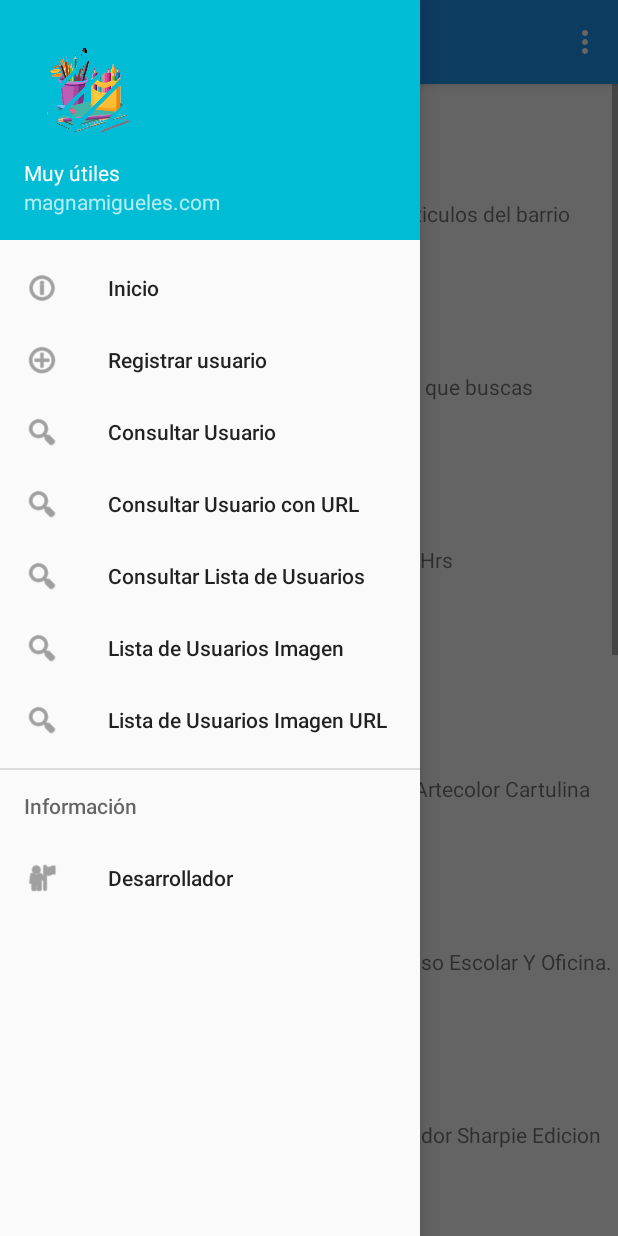
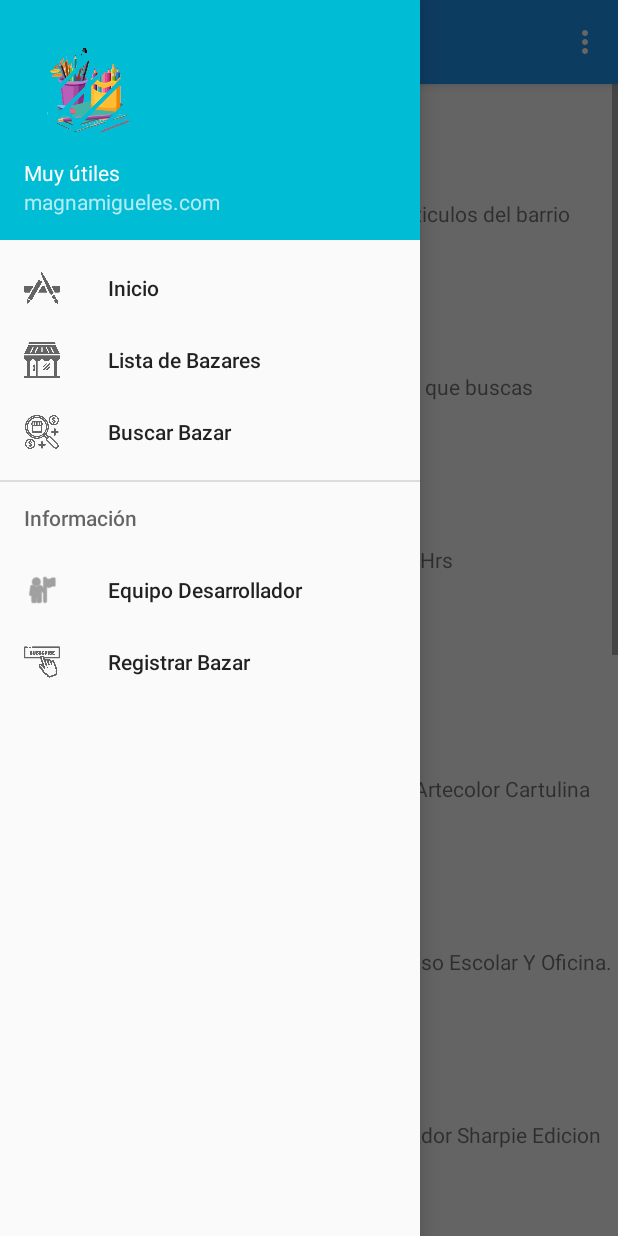
Before and after one commit to kubodev/muy-utiles, an Android app: the MainActivity screen opened directly, with no data from a screen before it, with the side drawer open, on a phone screen of 412 x 824 dp. Run offline under Robolectric (Android 15) with nearby library versions, the phone set to English and light mode, and no system bars.

Commit message:
version corregida

```diff
--- a/app/src/main/res/layout/fragment_consulta_usuario_url.xml
+++ b/app/src/main/res/layout/fragment_consulta_usuario_url.xml
@@ -17,7 +17,7 @@
             android:layout_width="match_parent"
             android:layout_height="wrap_content"
             android:layout_marginTop="20dp"
-            android:text="CONSULTAR USUARIO"
+            android:text="Consulta tu Bazar"
             android:gravity="center"
             android:textSize="20sp"
             android:layout_marginBottom="20dp"
@@ -32,7 +32,7 @@
                 android:id="@+id/campoDocumento"
                 android:layout_width="match_parent"
                 android:layout_height="wrap_content"
-                android:hint="Documento"
+                android:hint="Id: "
                 android:layout_weight=".5"/>
 
             <ImageButton
--- a/app/src/main/res/layout/usuarios_list_image.xml
+++ b/app/src/main/res/layout/usuarios_list_image.xml
@@ -26,7 +26,7 @@
                 android:layout_marginTop="10dp"
                 android:layout_width="wrap_content"
                 android:layout_height="wrap_content"
-                android:text="Documento"/>
+                android:text="Id: "/>
 
             <TextView
                 android:id="@+id/idNombre"
@@ -39,7 +39,7 @@
                 android:id="@+id/idProfesion"
                 android:layout_width="wrap_content"
                 android:layout_height="wrap_content"
-                android:text="Profesion "
+                android:text="Descripción:  "
                 android:layout_marginBottom="15dp"
                 android:layout_marginTop="10dp"
                 android:layout_marginRight="10dp"/>
--- a/app/src/main/res/menu/activity_main_drawer.xml
+++ b/app/src/main/res/menu/activity_main_drawer.xml
@@ -4,33 +4,18 @@
     <group android:checkableBehavior="single">
         <item
             android:id="@+id/nav_inicio"
-            android:icon="@android:drawable/ic_menu_info_details"
+            android:icon="@drawable/appstoreapplesymbol"
             android:title="Inicio" />
 
+
         <item
-            android:id="@+id/nav_registro"
-            android:icon="@android:drawable/ic_menu_add"
-            android:title="Registrar usuario" />
-        <item
-            android:id="@+id/nav_consulta_individual"
-            android:icon="@android:drawable/ic_menu_search"
-            android:title="Consultar Usuario" />
+            android:id="@+id/nav_consulta_gral_img_url"
+            android:icon="@drawable/store"
+            android:title="Lista de Bazares" />
         <item
             android:id="@+id/nav_consulta_Url"
-            android:icon="@android:drawable/ic_menu_search"
-            android:title="Consultar Usuario con URL" />
-        <item
-            android:id="@+id/nav_consulta_gral"
-            android:icon="@android:drawable/ic_menu_search"
-            android:title="Consultar Lista de Usuarios" />
-        <item
-            android:id="@+id/nav_consulta_gral_img"
-            android:icon="@android:drawable/ic_menu_search"
-            android:title="Lista de Usuarios Imagen" />
-        <item
-            android:id="@+id/nav_consulta_gral_img_url"
-            android:icon="@android:drawable/ic_menu_search"
-            android:title="Lista de Usuarios Imagen URL" />
+            android:icon="@drawable/search"
+            android:title="Buscar Bazar" />
     </group>
 
     <item android:title="Información">
@@ -38,8 +23,12 @@
             <item
                 android:id="@+id/nav_desarrollador"
                 android:icon="@android:drawable/ic_menu_myplaces"
-                android:title="Desarrollador" />
+                android:title="Equipo Desarrollador" />
         </menu>
     </item>
+    <item
+        android:id="@+id/nav_registro"
+        android:icon="@drawable/subscribe"
+        android:title="Registrar Bazar" />
 
 </menu>
```
Also changed, not shown: app/src/main/java/co/quindio/sena/tutorialwebservice/MainActivity.java (+3 -9 lines), app/src/main/res/layout/fragment_registrar_usuario.xml (+4 -4 lines), app/src/main/res/layout/usuarios_list.xml (+4 -4 lines), app/src/main/res/drawable/appstoreapplesymbol.png (added), app/src/main/res/drawable/search.png (added), app/src/main/res/drawable/store.png (added), app/src/main/res/drawable/subscribe.png (added), 3 other files.
